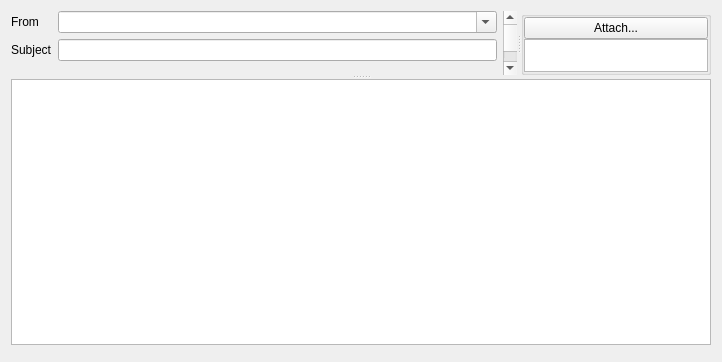
This is src/Gui/ComposeWidget.ui in jktjkt/trojita as Qt 5 draws it before an edit. The edited form follows.
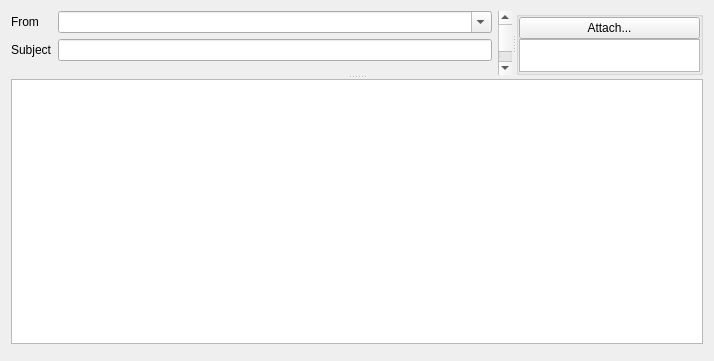
This is the edited form. Custom widgets are drawn as their Qt base class.

```diff
--- a/src/Gui/ComposeWidget.ui
+++ b/src/Gui/ComposeWidget.ui
@@ -6,8 +6,8 @@
    <rect>
     <x>0</x>
     <y>0</y>
-    <width>716</width>
-    <height>362</height>
+    <width>714</width>
+    <height>361</height>
    </rect>
   </property>
   <layout class="QVBoxLayout" name="verticalLayout_2">
@@ -178,12 +178,6 @@
         <verstretch>100</verstretch>
        </sizepolicy>
       </property>
-      <property name="minimumSize">
-       <size>
-        <width>700</width>
-        <height>250</height>
-       </size>
-      </property>
      </widget>
     </widget>
    </item>
```
